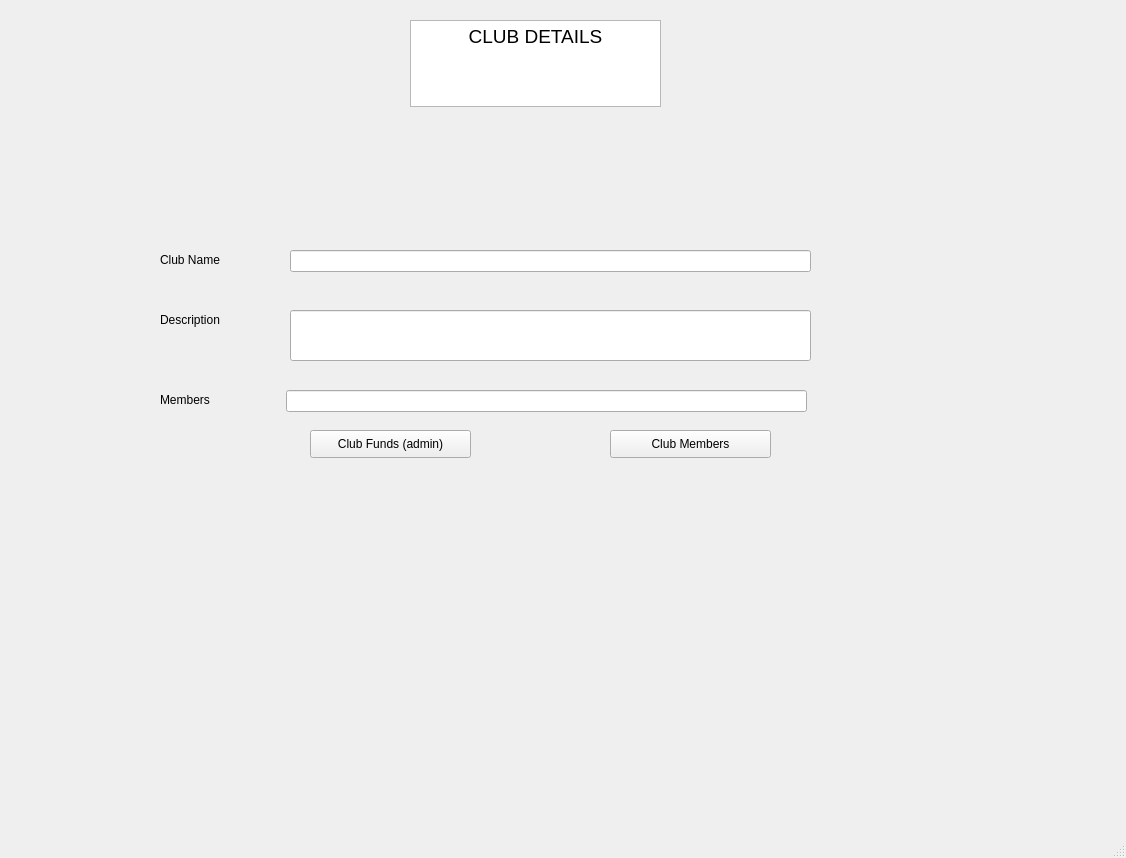
First picture: the form in club details.ui, repository taqiKaAccount/Club-Management-System, before the edit.
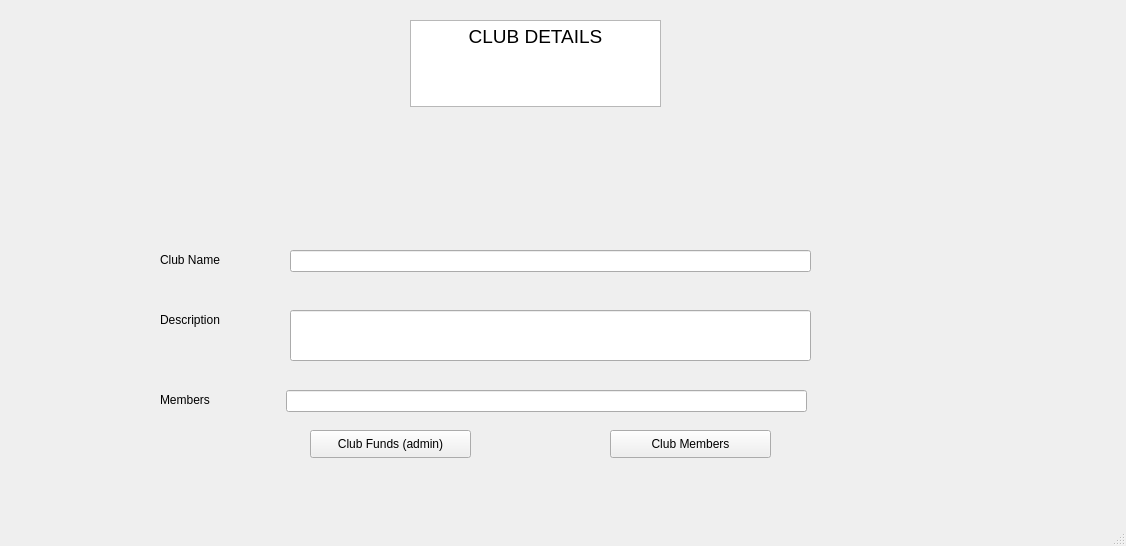
Second picture: the form after the edit.

```diff
--- a/club details.ui
+++ b/club details.ui
@@ -7,7 +7,7 @@
     <x>0</x>
     <y>0</y>
     <width>1126</width>
-    <height>858</height>
+    <height>546</height>
    </rect>
   </property>
   <property name="windowTitle">
```
Left out of the diff: 4 changed lines with no effect on the pictures.
